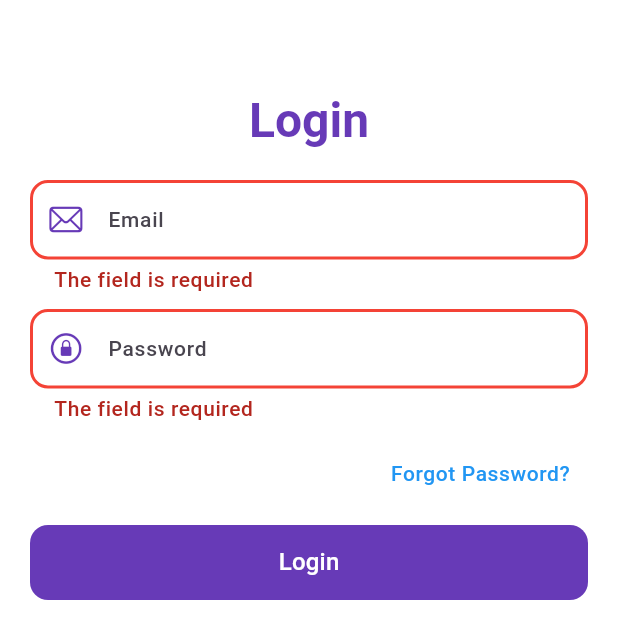
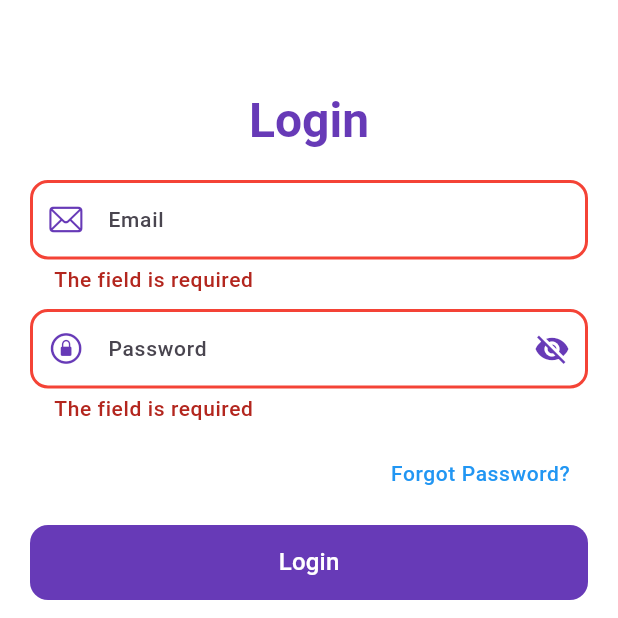
Before and after one commit to NamanGajera/To_Do_App, a Flutter app: the screen it shows after launch, after a tap on "Login", on a phone screen of 412 x 824 dp, the top half of it. Run offline on Flutter 3.47's test engine with Material 2 defaults, Android fonts, the phone set to English and light mode, and no system bars; our stand-ins replace cloud_firestore, firebase_auth, firebase_core, flutter_slidable, form_validator, motion_toast; accounts and stored records are empty.

```diff
--- a/lib/Firebase_Services/Splash_Services.dart
+++ b/lib/Firebase_Services/Splash_Services.dart
@@ -10,7 +10,7 @@ class SplashServices {
     final auth = FirebaseAuth.instance;
     final user = auth.currentUser;
 
-    Timer(const Duration(seconds: 2), () {
+    Timer(const Duration(milliseconds: 3100), () {
       if (user != null) {
         Navigator.push(
             context, MaterialPageRoute(builder: (context) => HomeScreen()));
--- a/lib/Screens/AuthScreen/LoginScreen.dart
+++ b/lib/Screens/AuthScreen/LoginScreen.dart
@@ -24,6 +24,7 @@ class _LoginScreenState extends State<LoginScreen> {
   final emailcontroller = TextEditingController();
   final passwordcontoller = TextEditingController();
   final _formkey = GlobalKey<FormState>();
+  bool passwordvisible = true;
   bool loading = false;
 
   @override
@@ -96,12 +97,26 @@ class _LoginScreenState extends State<LoginScreen> {
                     const SizedBox(height: 10),
                     TextFormField(
                       controller: passwordcontoller,
+                      obscureText: passwordvisible,
                       decoration:
                           nTextFormFieldDecoration.nTextFormFielsDeco.copyWith(
                         hintText: 'Password',
                         prefixIcon: const Icon(
                           CupertinoIcons.lock_circle,
                           color: nColors.primarycolor,
+                        ),
+                        suffixIcon: IconButton(
+                          onPressed: () {
+                            setState(() {
+                              passwordvisible = !passwordvisible;
+                            });
+                          },
+                          icon: Icon(
+                            passwordvisible
+                                ? Icons.visibility_off
+                                : Icons.visibility,
+                            color: nColors.primarycolor,
+                          ),
                         ),
                       ),
                       onTapOutside: nHelpper().hidekeybord,
--- a/lib/Screens/SplashScreen.dart/SplashScreen.dart
+++ b/lib/Screens/SplashScreen.dart/SplashScreen.dart
@@ -14,21 +14,72 @@ class _SplashScreenState extends State<SplashScreen> {
   @override
   void initState() {
     super.initState();
+    startanimation();
     splashservices.islogin(context);
   }
 
+  bool animate = false;
   @override
   Widget build(BuildContext context) {
-    return const Scaffold(
-      body: Column(
-        mainAxisAlignment: MainAxisAlignment.center,
-        crossAxisAlignment: CrossAxisAlignment.center,
+    return Scaffold(
+      backgroundColor: Colors.deepPurple[400],
+      body: Stack(
         children: [
-          Center(
-            child: Text('Splash Screen'),
-          )
+          AnimatedPositioned(
+            duration: const Duration(milliseconds: 1500),
+            top: animate ? 385 : -40,
+            left: 140,
+            child: AnimatedOpacity(
+              duration: const Duration(milliseconds: 1500),
+              opacity: animate ? 1 : 0,
+              child: Container(
+                height: 35,
+                width: 130,
+                decoration: BoxDecoration(
+                    color: Colors.white,
+                    borderRadius: BorderRadius.circular(15)),
+              ),
+            ),
+          ),
+          AnimatedPositioned(
+            duration: const Duration(milliseconds: 1700),
+            left: 180,
+            bottom: animate ? 420 : -30,
+            child: AnimatedOpacity(
+              duration: const Duration(milliseconds: 1700),
+              opacity: animate ? 1 : 0,
+              child: Container(
+                height: 50,
+                width: 50,
+                decoration: const BoxDecoration(
+                    color: Colors.amber, shape: BoxShape.circle),
+              ),
+            ),
+          ),
+          AnimatedPositioned(
+            duration: const Duration(milliseconds: 2000),
+            bottom: animate ? 360 : -50,
+            left: 180,
+            child: AnimatedOpacity(
+              duration: const Duration(milliseconds: 2000),
+              opacity: animate ? 1 : 0,
+              child: Container(
+                height: 50,
+                width: 50,
+                decoration: const BoxDecoration(
+                    color: Colors.amber, shape: BoxShape.circle),
+              ),
+            ),
+          ),
         ],
       ),
     );
   }
+
+  Future startanimation() async {
+    await Future.delayed(const Duration(microseconds: 500));
+    setState(() {
+      animate = true;
+    });
+  }
 }
```
Also changed, not shown: 6 other files.
